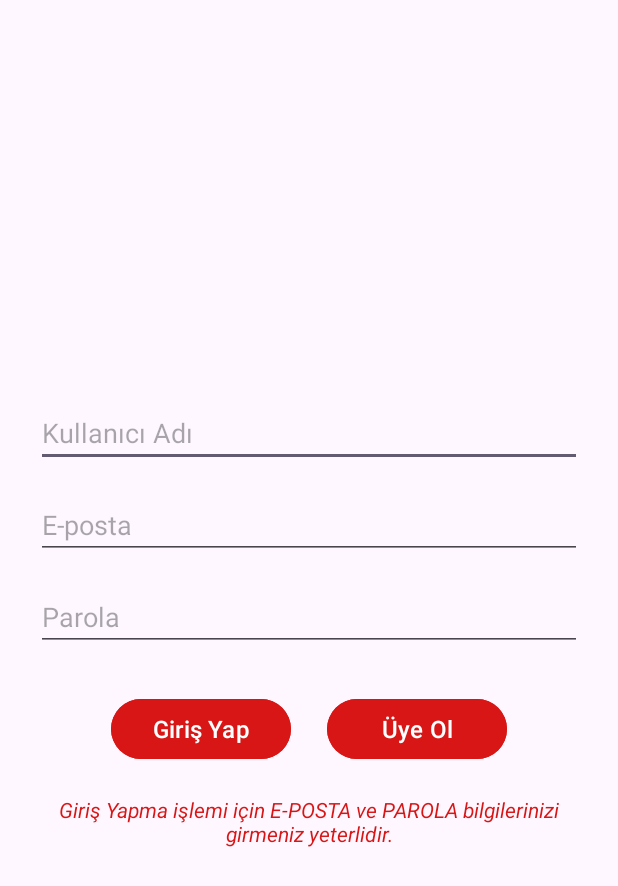
After one commit to MYavuz25/RecipeAplication, an Android app: the loginActivity screen opened directly, with no data from a screen before it, on a phone screen of 412 x 824 dp. The commit adds this screen. Shown: the top 886 px of the screen. Run offline under Robolectric (Android 15) with nearby library versions, the phone set to English and light mode, and no system bars.

Commit message:
login page uygulamaya bağlandı

```diff
--- a/app/build.gradle.kts
+++ b/app/build.gradle.kts
@@ -3,6 +3,8 @@ plugins {
     id("org.jetbrains.kotlin.android")
     id ("androidx.navigation.safeargs.kotlin")
     id ("kotlin-kapt")
+    id("com.google.gms.google-services")
+
 }
 
 android {
@@ -47,7 +49,11 @@ dependencies {
     implementation("androidx.appcompat:appcompat:1.6.1")
     implementation("com.google.android.material:material:1.11.0")
     implementation("androidx.constraintlayout:constraintlayout:2.1.4")
+    implementation("androidx.annotation:annotation:1.6.0")
+    implementation("androidx.lifecycle:lifecycle-livedata-ktx:2.6.1")
+    implementation("androidx.lifecycle:lifecycle-viewmodel-ktx:2.6.1")
     testImplementation("junit:junit:4.13.2")
     androidTestImplementation("androidx.test.ext:junit:1.1.5")
     androidTestImplementation("androidx.test.espresso:espresso-core:3.5.1")
+    implementation(platform("com.google.firebase:firebase-bom:32.7.2"))
 }
--- a/app/src/main/AndroidManifest.xml
+++ b/app/src/main/AndroidManifest.xml
@@ -13,6 +13,9 @@
         android:theme="@style/Theme.RecipeApplication"
         tools:targetApi="31">
         <activity
+            android:name=".loginActivity"
+            android:exported="false" />
+        <activity
             android:name=".MainActivity"
             android:exported="true">
             <intent-filter>
--- a/app/src/main/java/com/example/recipeapplication/MainActivity.kt
+++ b/app/src/main/java/com/example/recipeapplication/MainActivity.kt
@@ -1,15 +1,19 @@
 package com.example.recipeapplication
 
+import android.content.Intent
 import androidx.appcompat.app.AppCompatActivity
 import android.os.Bundle
+import android.view.View
 import androidx.navigation.fragment.NavHostFragment
 import androidx.navigation.ui.NavigationUI
 import com.example.recipeapplication.databinding.ActivityMainBinding
 
 class MainActivity : AppCompatActivity() {
+
     private lateinit var binding: ActivityMainBinding
     private var navHostFragment: NavHostFragment?=null
     override fun onCreate(savedInstanceState: Bundle?) {
+
         super.onCreate(savedInstanceState)
         binding=ActivityMainBinding.inflate(layoutInflater)
         setContentView(binding.root)
--- /dev/null
+++ b/app/src/main/java/com/example/recipeapplication/loginActivity.kt
@@ -0,0 +1,28 @@
+package com.example.recipeapplication
+
+import androidx.appcompat.app.AppCompatActivity
+import android.os.Bundle
+import android.view.View
+import android.widget.Toast
+import com.example.recipeapplication.databinding.ActivityLoginBinding
+
+class loginActivity : AppCompatActivity() {
+    private lateinit var binding: ActivityLoginBinding
+    override fun onCreate(savedInstanceState: Bundle?) {
+        super.onCreate(savedInstanceState)
+        binding=ActivityLoginBinding.inflate(layoutInflater)
+        setContentView(binding.root)
+
+
+
+    }
+    fun girisYap(view: View){
+        //giris yapma kodları
+        Toast.makeText(this,"giriş Yap",Toast.LENGTH_LONG).show()
+    }
+    fun uyeOl(view: View){
+        //üye olma işlemleri yapılacak
+        Toast.makeText(this,"uye ol",Toast.LENGTH_LONG).show()
+
+    }
+}
--- /dev/null
+++ b/app/src/main/res/layout/activity_login.xml
@@ -0,0 +1,75 @@
+<?xml version="1.0" encoding="utf-8"?>
+<LinearLayout
+    xmlns:android="http://schemas.android.com/apk/res/android"
+    android:layout_width="match_parent"
+    android:layout_height="match_parent"
+    android:gravity="center"
+    android:orientation="vertical"
+    android:padding="16dp"
+    >
+    <EditText
+        android:id="@+id/userNameEditText"
+        android:layout_width="match_parent"
+        android:layout_height="wrap_content"
+        android:hint="Kullanıcı Adı"
+        android:layout_margin="8dp"
+        />
+
+    <EditText
+        android:layout_margin="8dp"
+        android:id="@+id/emailEditText"
+        android:layout_width="match_parent"
+        android:layout_height="wrap_content"
+        android:hint="E-posta" />
+
+    <EditText
+        android:layout_margin="8dp"
+        android:id="@+id/passwordEditText"
+        android:layout_width="match_parent"
+        android:layout_height="wrap_content"
+        android:hint="Parola"
+        android:inputType="textPassword" />
+
+    <LinearLayout
+        android:layout_width="match_parent"
+        android:layout_height="wrap_content"
+        android:gravity="center_horizontal"
+        android:orientation="horizontal"
+        android:layout_margin="8dp">
+
+        <Button
+            android:id="@+id/loginButton"
+            android:textAlignment="center"
+            android:onClick="girisYap"
+            android:layout_width="120dp"
+            android:layout_height="wrap_content"
+            android:layout_marginTop="16dp"
+            android:textSize="16sp"
+            android:backgroundTint="@color/button"
+            android:text="Giriş Yap"
+            android:layout_margin="12dp"/>
+
+        <Button
+            android:id="@+id/singInbutton"
+            android:textSize="16sp"
+            android:textAlignment="center"
+            android:onClick="uyeOl"
+            android:layout_width="120dp"
+            android:layout_height="wrap_content"
+            android:layout_marginTop="16dp"
+            android:backgroundTint="@color/button"
+            android:text="Üye Ol"
+            android:layout_margin="12dp"/>
+
+    </LinearLayout>
+    <TextView
+        android:layout_width="wrap_content"
+        android:layout_height="wrap_content"
+        android:text="Giriş Yapma işlemi için E-POSTA ve PAROLA bilgilerinizi girmeniz yeterlidir."
+        android:textAlignment="center"
+        android:textColor="@color/button"
+        android:textStyle="italic"
+        />
+
+
+</LinearLayout>
--- a/app/src/main/res/layout/fragment_home.xml
+++ b/app/src/main/res/layout/fragment_home.xml
@@ -1,5 +1,6 @@
 <?xml version="1.0" encoding="utf-8"?>
-<RelativeLayout
+<LinearLayout
+    android:layout_gravity="center"
     xmlns:android="http://schemas.android.com/apk/res/android"
     xmlns:app="http://schemas.android.com/apk/res-auto"
     xmlns:tools="http://schemas.android.com/tools"
@@ -26,4 +27,4 @@
         app:layout_behavior="@string/appbar_scrolling_view_behavior" />
 
 
-</RelativeLayout>
+</LinearLayout>
--- /dev/null
+++ b/app/src/main/res/values/dimens.xml
@@ -0,0 +1,5 @@
+<resources>
+    <!-- Default screen margins, per the Android Design guidelines. -->
+    <dimen name="fragment_horizontal_margin">16dp</dimen>
+    <dimen name="fragment_vertical_margin">16dp</dimen>
+</resources>
--- a/build.gradle.kts
+++ b/build.gradle.kts
@@ -8,4 +8,5 @@ buildscript {
 plugins {
     id("com.android.application") version "8.1.0" apply false
     id("org.jetbrains.kotlin.android") version "1.8.0" apply false
+    id("com.google.gms.google-services") version "4.4.1" apply false
 }
```
Also changed, not shown: app/src/main/java/com/example/recipeapplication/SearchFragment.kt (+8 -2 lines), app/src/main/java/com/example/recipeapplication/data/LoginDataSource.kt (added, +24 -0 lines), app/src/main/java/com/example/recipeapplication/data/LoginRepository.kt (added, +46 -0 lines), app/src/main/java/com/example/recipeapplication/data/Result.kt (added, +18 -0 lines), app/src/main/java/com/example/recipeapplication/data/model/LoggedInUser.kt (added, +9 -0 lines), app/src/main/java/com/example/recipeapplication/profileFragment.kt (+14 -3 lines), app/src/main/res/layout/fragment_login.xml (added, +73 -0 lines), app/src/main/res/layout/fragment_profile.xml (+10 -2 lines), app/src/main/res/values/strings.xml (+9 -0 lines).
